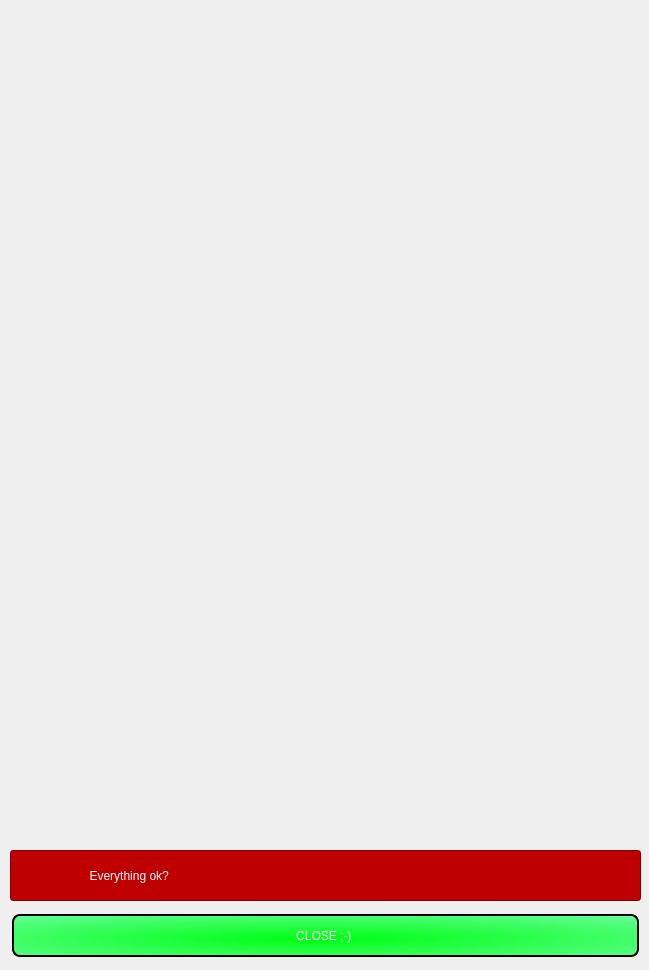
fayezbk/Person, file egg2.ui: the form before one commit.
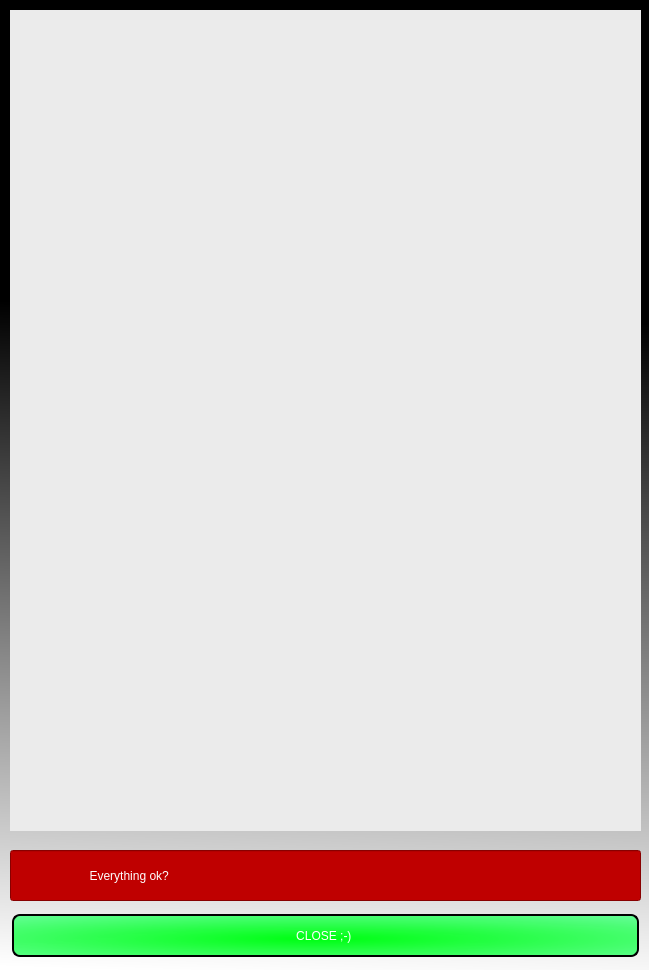
The form after the commit.

Patch:
```diff
--- a/egg2.ui
+++ b/egg2.ui
@@ -16,6 +16,9 @@
   <property name="windowTitle">
    <string>Dialog</string>
   </property>
+  <property name="styleSheet">
+   <string notr="true">background-color: qlineargradient(spread:pad, x1:0.147727, y1:0.313, x2:0.131, y2:1, stop:0 rgba(0, 0, 0, 255), stop:1 rgba(255, 255, 255, 255));</string>
+  </property>
   <widget class="QPushButton" name="pushButton">
    <property name="geometry">
     <rect>
@@ -53,6 +56,9 @@
      <height>821</height>
     </rect>
    </property>
+   <property name="styleSheet">
+    <string notr="true">background-color: rgb(235, 235, 235);</string>
+   </property>
    <property name="text">
     <string/>
    </property>
```
